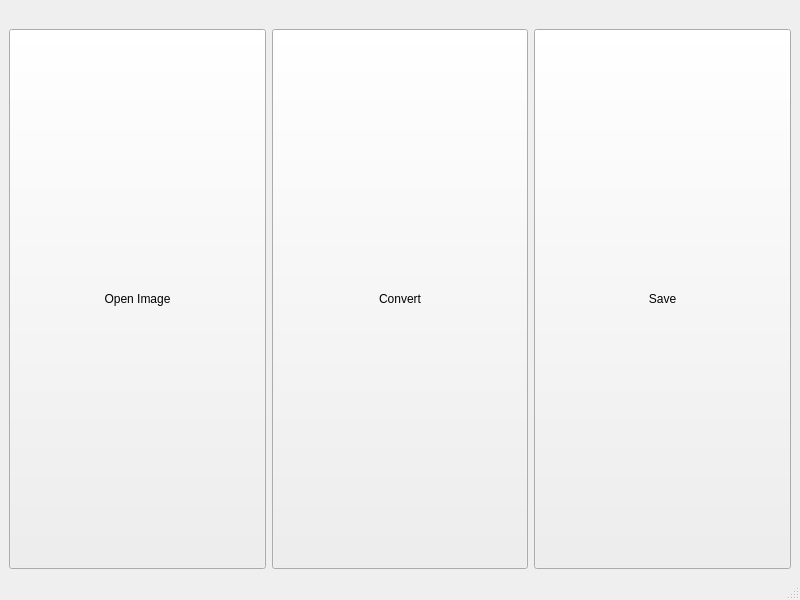
Old version of the form rootwindow.ui in the repository ariaamadeus/Image-Processing.
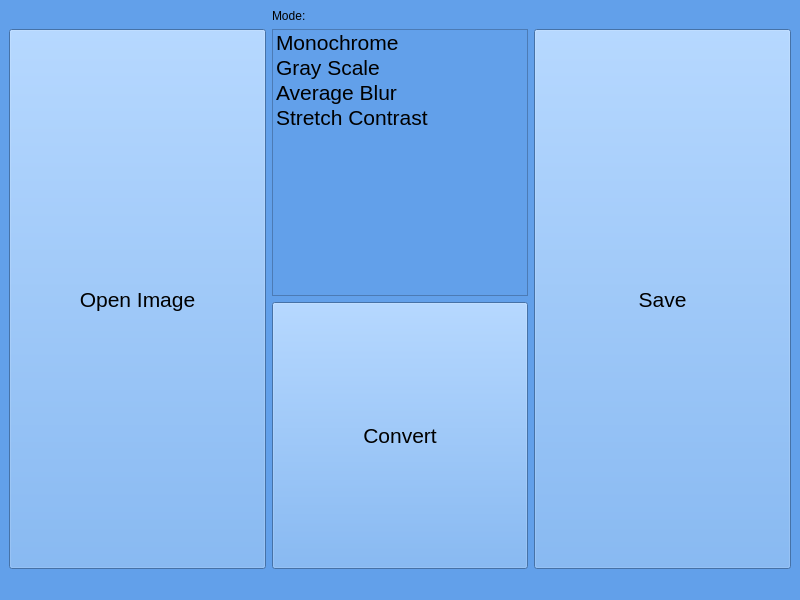
New version of the form.

Diff of the .ui file:
```diff
--- a/rootwindow.ui
+++ b/rootwindow.ui
@@ -13,18 +13,29 @@
   <property name="windowTitle">
    <string>MainWindow</string>
   </property>
+  <property name="styleSheet">
+   <string notr="true">
+background-color: rgb(98, 160, 234);</string>
+  </property>
   <widget class="QWidget" name="centralwidget">
    <layout class="QGridLayout" name="gridLayout">
-    <item row="1" column="2">
-     <widget class="QPushButton" name="convertBut">
+    <item row="0" column="4">
+     <widget class="QLabel" name="showLabel">
+      <property name="text">
+       <string/>
+      </property>
+     </widget>
+    </item>
+    <item row="0" column="2">
+     <widget class="QLabel" name="label">
       <property name="sizePolicy">
-       <sizepolicy hsizetype="Minimum" vsizetype="Expanding">
+       <sizepolicy hsizetype="Fixed" vsizetype="Preferred">
         <horstretch>0</horstretch>
         <verstretch>0</verstretch>
        </sizepolicy>
       </property>
       <property name="text">
-       <string>Convert</string>
+       <string>Mode:</string>
       </property>
      </widget>
     </item>
@@ -35,6 +46,105 @@
       </property>
      </widget>
     </item>
+    <item row="1" column="2">
+     <layout class="QVBoxLayout" name="verticalLayout">
+      <item>
+       <widget class="QListWidget" name="listWidget">
+        <property name="sizePolicy">
+         <sizepolicy hsizetype="Fixed" vsizetype="Expanding">
+          <horstretch>0</horstretch>
+          <verstretch>0</verstretch>
+         </sizepolicy>
+        </property>
+        <item>
+         <property name="text">
+          <string>Monochrome</string>
+         </property>
+         <property name="font">
+          <font>
+           <pointsize>16</pointsize>
+          </font>
+         </property>
+         <property name="background">
+          <brush brushstyle="NoBrush">
+           <color alpha="255">
+            <red>0</red>
+            <green>0</green>
+            <blue>0</blue>
+           </color>
+          </brush>
+         </property>
+        </item>
+        <item>
+         <property name="text">
+          <string>Gray Scale</string>
+         </property>
+         <property name="font">
+          <font>
+           <pointsize>16</pointsize>
+          </font>
+         </property>
+         <property name="background">
+          <brush brushstyle="NoBrush">
+           <color alpha="255">
+            <red>0</red>
+            <green>0</green>
+            <blue>0</blue>
+           </color>
+          </brush>
+         </property>
+        </item>
+        <item>
+         <property name="text">
+          <string>Average Blur</string>
+         </property>
+         <property name="font">
+          <font>
+           <pointsize>16</pointsize>
+          </font>
+         </property>
+         <property name="foreground">
+          <brush brushstyle="NoBrush">
+           <color alpha="255">
+            <red>0</red>
+            <green>0</green>
+            <blue>0</blue>
+           </color>
+          </brush>
+         </property>
+        </item>
+        <item>
+         <property name="text">
+          <string>Stretch Contrast</string>
+         </property>
+         <property name="font">
+          <font>
+           <pointsize>16</pointsize>
+          </font>
+         </property>
+        </item>
+       </widget>
+      </item>
+      <item>
+       <widget class="QPushButton" name="convertBut">
+        <property name="sizePolicy">
+         <sizepolicy hsizetype="Minimum" vsizetype="Expanding">
+          <horstretch>0</horstretch>
+          <verstretch>0</verstretch>
+         </sizepolicy>
+        </property>
+        <property name="font">
+         <font>
+          <pointsize>16</pointsize>
+         </font>
+        </property>
+        <property name="text">
+         <string>Convert</string>
+        </property>
+       </widget>
+      </item>
+     </layout>
+    </item>
     <item row="1" column="0">
      <widget class="QPushButton" name="openBut">
       <property name="sizePolicy">
@@ -43,12 +153,17 @@
         <verstretch>0</verstretch>
        </sizepolicy>
       </property>
+      <property name="font">
+       <font>
+        <pointsize>16</pointsize>
+       </font>
+      </property>
       <property name="text">
        <string>Open Image</string>
       </property>
      </widget>
     </item>
-    <item row="1" column="3">
+    <item row="1" column="4">
      <widget class="QPushButton" name="saveBut">
       <property name="sizePolicy">
        <sizepolicy hsizetype="Minimum" vsizetype="Expanding">
@@ -56,18 +171,16 @@
         <verstretch>0</verstretch>
        </sizepolicy>
       </property>
+      <property name="font">
+       <font>
+        <pointsize>16</pointsize>
+       </font>
+      </property>
       <property name="text">
        <string>Save</string>
       </property>
      </widget>
     </item>
-    <item row="0" column="3">
-     <widget class="QLabel" name="showLabel">
-      <property name="text">
-       <string></string>
-      </property>
-     </widget>
-    </item>
    </layout>
   </widget>
   <widget class="QMenuBar" name="menubar">
```
Left out of the diff: 2 changed lines with no effect on the pictures.
